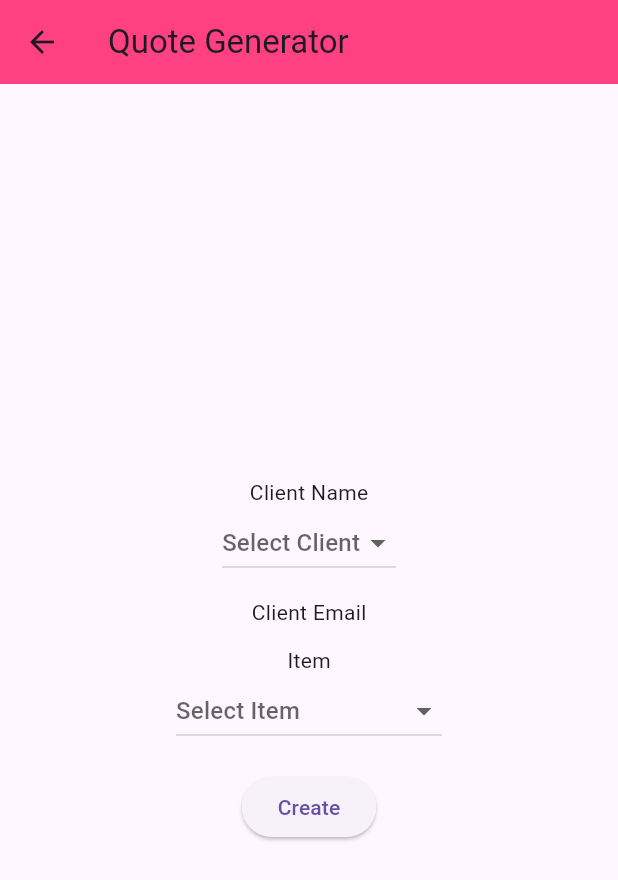
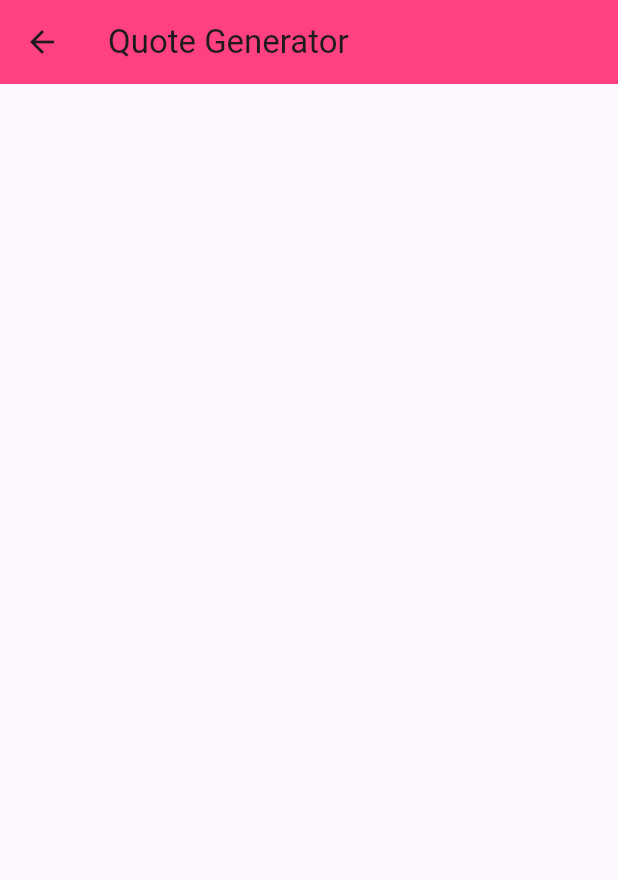
Before and after one commit to LukeKruger-Haye/ITMDA-Group-Project, a Flutter app: the QuotePage screen opened by its route, on a phone screen of 412 x 824 dp. Shown: the top 880 px of the screen. Run offline on Flutter 3.47's test engine with Material 3 defaults, Android fonts, the phone set to English and light mode, and no system bars; our stand-ins replace local_auth, shared_preferences, sqflite; accounts and stored records are empty.

Commit message:
fresh start of quote screen with two new files for ceating and managing

```diff
--- a/app/shutterbook/lib/pages/quotes/quote_screen.dart
+++ b/app/shutterbook/lib/pages/quotes/quote_screen.dart
@@ -13,63 +13,7 @@ State createState() => QuotePageState();
 
 
 class QuotePageState extends State<QuotePage> {
-  String? _dropdownValue; // holds the selected client value
-  String? _dropdownValue2; // holds the selected package value
 
-  void dropdownCallback(String? selectedValue) {
-    if (selectedValue != null) {
-      setState(() {
-        _dropdownValue = selectedValue;
-      });
-    }
-  }
-
-  void dropdownCallback2(String? selectedValue) {
-    if (selectedValue != null) {
-      setState(() {
-        _dropdownValue2 = selectedValue;
-      });
-    }
-  }
-
-  void onPressed() {
-    if (_dropdownValue == null && _dropdownValue2 == null) {
-      _showPopup("Error", "Client name and package were not selected.");
-    } else if (_dropdownValue == null) {
-      _showPopup("Missing Info", "Client name was not selected.");
-    } else if (_dropdownValue2 == null) {
-      _showPopup("Missing Info", "Package was not chosen.");
-    } else {
-      _showPopup("Success", "Quote created successfully!");
-    }
-  }
-
-  void _showPopup(String title, String message) {
-    showDialog(
-      context: context, // now this context is below MaterialApp
-      builder: (BuildContext context) {
-        return AlertDialog(
-          title: Row(
-            children: [
-              Icon(
-                title == "Success" ? Icons.check_circle : Icons.warning_amber_rounded,
-                color: title == "Success" ? Colors.green : Colors.redAccent,
-              ),
-              const SizedBox(width: 8),
-              Text(title),
-            ],
-          ),
-          content: Text(message),
-          actions: [
-            TextButton(
-              child: const Text("OK"),
-              onPressed: () => Navigator.of(context).pop(),
-            ),
-          ],
-        );
-      },
-    );
-  }
 
   @override
   Widget build(BuildContext context) {
@@ -79,45 +23,9 @@ class QuotePageState extends State<QuotePage> {
       appBar: AppBar(
         backgroundColor: Colors.pinkAccent,
         title: const Text('Quote Generator'),
-      ),
-      body: Center(
-        child: Padding(
-          padding: const EdgeInsets.all(16),
-          child: Column(
-            mainAxisSize: MainAxisSize.min,
-            crossAxisAlignment: CrossAxisAlignment.center,
-            children: [
-              const Text("Client Name"),
-              DropdownButton<String>(
-                value: _dropdownValue,
-                hint: const Text("Select Client"),
-                items: const [
-                  DropdownMenuItem(value: "Client A", child: Text("Client A")),
-                  DropdownMenuItem(value: "Client B", child: Text("Client B")),
-                  DropdownMenuItem(value: "Client C", child: Text("Client C")),
-                ],
-                onChanged: dropdownCallback,
-              ),
-              const SizedBox(height: 12),
-              const Text("Client Email"),
-              const SizedBox(height: 12),
-              const Text("Item"),
-              DropdownButton<String>(
-                value: _dropdownValue2,
-                hint: const Text("Select Item"),
-                items: const [
-                  DropdownMenuItem(value: "Birthday Package", child: Text("Birthday Package")),
-                  DropdownMenuItem(value: "Wedding Package", child: Text("Wedding Package")),
-                  DropdownMenuItem(value: "Anniversary Package", child: Text("Anniversary Package")),
-                ],
-                onChanged: dropdownCallback2,
-              ),
-              const SizedBox(height: 16),
-              ElevatedButton(onPressed: onPressed, child: const Text("Create")),
-            ],
-          ),
         ),
-      ),
-    );
+      );
+
+
   }
 }
```
Also changed, not shown: app/shutterbook/lib/pages/quotes/create_quote.dart (added), app/shutterbook/lib/pages/quotes/manage_quote.dart (added).
